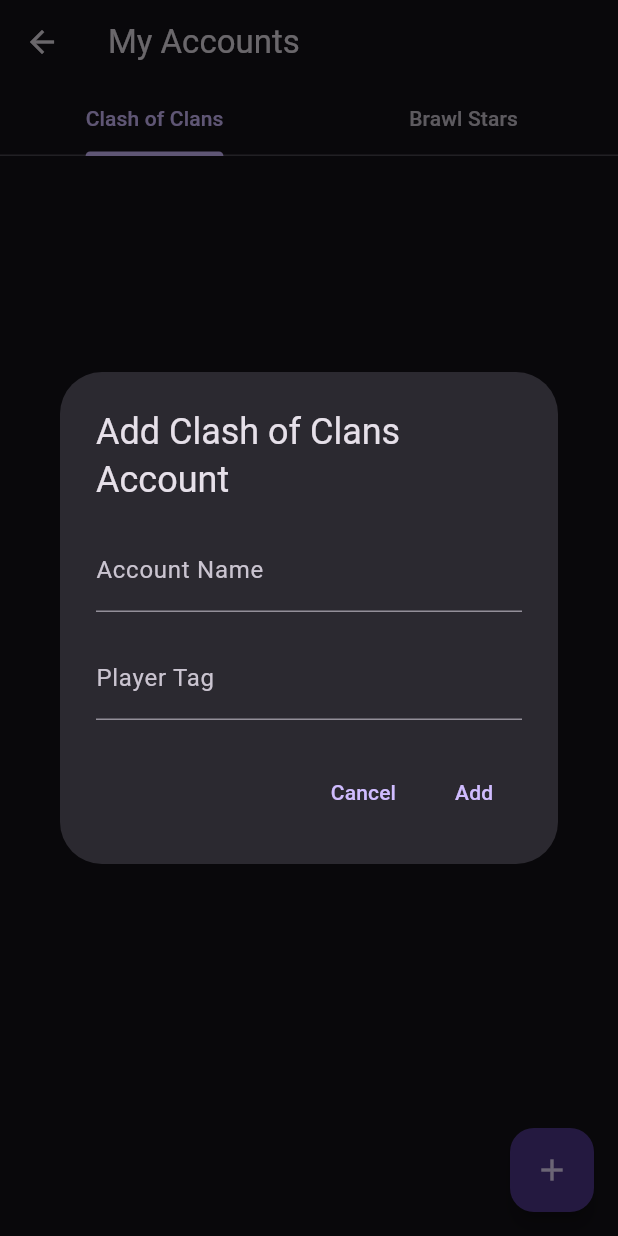
After one commit to Pen4o1/ClashOfClansMobileApp, a Flutter app: the AccountsScreen screen opened by its route, after a tap on "Add Account", on a phone screen of 412 x 824 dp. The commit adds this screen. Run offline on Flutter 3.47's test engine with Material 3 defaults, Android fonts, the phone set to English and light mode, and no system bars; our stand-ins replace shared_preferences; accounts and stored records are empty.

Commit message:
feat: Add accounts management for Clash of Clans and Brawl Stars
- Introduced `ApiConfig` for managing API base URLs.
- Updated main app routing to include accounts and brawl details screens.
- Created `AccountsScreen` for managing Clash of Clans and Brawl Stars accounts with add/delete functionality.
- Implemented `BrawlDetailsScreen` to display player details fetched from the Brawl API.
- Refactored `PlayerDetailsScreen` to support dynamic loading of player data.
- Added `CocApiService` and `BrawlApiService` for API interactions.
- Updated dependencies in `pubspec.yaml` and `pubspec.lock`.
- Modified macOS project files for compatibility with CocoaPods.

```diff
--- a/frontend/lib/main.dart
+++ b/frontend/lib/main.dart
@@ -1,6 +1,8 @@
 import 'package:flutter/material.dart';
 import 'screens/player_search_screen.dart';
 import 'screens/player_details_screen.dart';
+import 'screens/accounts_screen.dart';
+import 'screens/brawl_details_screen.dart';
 
 void main() {
   runApp(ClashProgressApp());
@@ -10,12 +12,14 @@
   @override
   Widget build(BuildContext context) {
     return MaterialApp(
-      title: 'Clash Tracker',
+      title: 'Game Tracker',
       theme: ThemeData.dark(),
-      initialRoute: '/',
+      initialRoute: '/accounts',
       routes: {
-        '/': (context) => PlayerSearchScreen(),
+        '/accounts': (context) => AccountsScreen(),
+        '/search': (context) => PlayerSearchScreen(),
         '/player-details': (context) => PlayerDetailsScreen(),
+        '/brawl-details': (context) => BrawlDetailsScreen(),
       },
     );
   }
--- /dev/null
+++ b/frontend/lib/screens/accounts_screen.dart
@@ -0,0 +1,227 @@
+import 'package:flutter/material.dart';
+import 'package:shared_preferences/shared_preferences.dart';
+import 'dart:convert';
+
+class AccountsScreen extends StatefulWidget {
+  @override
+  _AccountsScreenState createState() => _AccountsScreenState();
+}
+
+class _AccountsScreenState extends State<AccountsScreen> {
+  List<Map<String, dynamic>> cocAccounts = [];
+  List<Map<String, dynamic>> brawlAccounts = [];
+  bool isLoading = true;
+
+  @override
+  void initState() {
+    super.initState();
+    _loadAccounts();
+  }
+
+  Future<void> _loadAccounts() async {
+    final prefs = await SharedPreferences.getInstance();
+    setState(() {
+      cocAccounts = List<Map<String, dynamic>>.from(
+        jsonDecode(prefs.getString('coc_accounts') ?? '[]')
+            .map((x) => Map<String, dynamic>.from(x))
+      );
+      brawlAccounts = List<Map<String, dynamic>>.from(
+        jsonDecode(prefs.getString('brawl_accounts') ?? '[]')
+            .map((x) => Map<String, dynamic>.from(x))
+      );
+      isLoading = false;
+    });
+  }
+
+  Future<void> _saveAccounts() async {
+    final prefs = await SharedPreferences.getInstance();
+    await prefs.setString('coc_accounts', jsonEncode(cocAccounts));
+    await prefs.setString('brawl_accounts', jsonEncode(brawlAccounts));
+  }
+
+  Future<void> _addAccount(String game) async {
+    final TextEditingController nameController = TextEditingController();
+    final TextEditingController tagController = TextEditingController();
+
+    await showDialog(
+      context: context,
+      builder: (context) => AlertDialog(
+        title: Text('Add ${game == 'coc' ? 'Clash of Clans' : 'Brawl Stars'} Account'),
+        content: Column(
+          mainAxisSize: MainAxisSize.min,
+          children: [
+            TextField(
+              controller: nameController,
+              decoration: InputDecoration(
+                labelText: 'Account Name',
+                hintText: 'Enter a name for this account',
+              ),
+            ),
+            SizedBox(height: 16),
+            TextField(
+              controller: tagController,
+              decoration: InputDecoration(
+                labelText: 'Player Tag',
+                hintText: 'Enter player tag (e.g., 2RR28G9J)',
+              ),
+              textCapitalization: TextCapitalization.characters,
+            ),
+          ],
+        ),
+        actions: [
+          TextButton(
+            onPressed: () => Navigator.pop(context),
+            child: Text('Cancel'),
+          ),
+          TextButton(
+            onPressed: () {
+              if (nameController.text.isNotEmpty && tagController.text.isNotEmpty) {
+                setState(() {
+                  if (game == 'coc') {
+                    cocAccounts.add({
+                      'name': nameController.text,
+                      'tag': tagController.text.replaceAll('#', ''),
+                    });
+                  } else {
+                    brawlAccounts.add({
+                      'name': nameController.text,
+                      'tag': tagController.text.replaceAll('#', ''),
+                    });
+                  }
+                });
+                _saveAccounts();
+                Navigator.pop(context);
+              }
+            },
+            child: Text('Add'),
+          ),
+        ],
+      ),
+    );
+  }
+
+  Future<void> _deleteAccount(String game, int index) async {
+    await showDialog(
+      context: context,
+      builder: (context) => AlertDialog(
+        title: Text('Delete Account'),
+        content: Text('Are you sure you want to delete this account?'),
+        actions: [
+          TextButton(
+            onPressed: () => Navigator.pop(context),
+            child: Text('Cancel'),
+          ),
+          TextButton(
+            onPressed: () {
+              setState(() {
+                if (game == 'coc') {
+                  cocAccounts.removeAt(index);
+                } else {
+                  brawlAccounts.removeAt(index);
+                }
+              });
+              _saveAccounts();
+              Navigator.pop(context);
+            },
+            child: Text('Delete'),
+          ),
+        ],
+      ),
+    );
+  }
+
+  @override
+  Widget build(BuildContext context) {
+    if (isLoading) {
+      return Scaffold(
+        appBar: AppBar(title: Text('My Accounts')),
+        body: Center(child: CircularProgressIndicator()),
+      );
+    }
+
+    return DefaultTabController(
+      length: 2,
+      child: Scaffold(
+        appBar: AppBar(
+          title: Text('My Accounts'),
+          bottom: TabBar(
+            tabs: [
+              Tab(text: 'Clash of Clans'),
+              Tab(text: 'Brawl Stars'),
+            ],
+          ),
+        ),
+        body: TabBarView(
+          children: [
+            _buildAccountsList('coc'),
+            _buildAccountsList('brawl'),
+          ],
+        ),
+        floatingActionButton: FloatingActionButton(
+          onPressed: () => _addAccount(
+            DefaultTabController.of(context).index == 0 ? 'coc' : 'brawl',
+          ),
+          child: Icon(Icons.add),
+        ),
+      ),
+    );
+  }
+
+  Widget _buildAccountsList(String game) {
+    final accounts = game == 'coc' ? cocAccounts : brawlAccounts;
+
+    if (accounts.isEmpty) {
+      return Center(
+        child: Column(
+          mainAxisAlignment: MainAxisAlignment.center,
+          children: [
+            Icon(
+              game == 'coc' ? Icons.shield : Icons.sports_esports,
+              size: 64,
+              color: Colors.grey,
+            ),
+            SizedBox(height: 16),
+            Text(
+              'No ${game == 'coc' ? 'Clash of Clans' : 'Brawl Stars'} accounts added',
+              style: TextStyle(color: Colors.grey),
+            ),
+            SizedBox(height: 8),
+            TextButton(
+              onPressed: () => _addAccount(game),
+              child: Text('Add Account'),
+            ),
+          ],
+        ),
+      );
+    }
+
+    return ListView.builder(
+      itemCount: accounts.length,
+      itemBuilder: (context, index) {
+        final account = accounts[index];
+        return Card(
+          margin: EdgeInsets.symmetric(horizontal: 16, vertical: 8),
+          child: ListTile(
+            leading: Icon(
+              game == 'coc' ? Icons.shield : Icons.sports_esports,
+              size: 32,
+            ),
+            title: Text(account['name']),
+            subtitle: Text('#${account['tag']}'),
+            trailing: IconButton(
+              icon: Icon(Icons.delete),
+              onPressed: () => _deleteAccount(game, index),
+            ),
+            onTap: () {
+              Navigator.pushNamed(
+                context,
+                game == 'coc' ? '/player-details' : '/brawl-details',
+                arguments: account,
+              );
+            },
+          ),
+        );
+      },
+    );
+  }
+}
--- a/frontend/lib/services/api_service.dart
+++ b/frontend/lib/services/api_service.dart
@@ -1,15 +1,13 @@
 import 'dart:convert';
 import 'package:http/http.dart' as http;
-import 'dart:io' show Platform;
 
 class ApiService {
-  // For iOS simulator, we use localhost
   static const String baseUrl = 'http://localhost:3000';
 
   static Future<Map<String, dynamic>> getPlayer(String tag) async {
     try {
       final encodedTag = Uri.encodeComponent(tag);
-      final response = await http.get(Uri.parse('$baseUrl/api/player/$encodedTag'));
+      final response = await http.get(Uri.parse('$baseUrl/api/coc/player/$encodedTag'));
 
       if (response.statusCode == 200) {
         return jsonDecode(response.body);
```
Also changed, not shown: frontend/lib/config/api_config.dart (added, +7 -0 lines), frontend/lib/screens/brawl_details_screen.dart (added, +189 -0 lines), frontend/lib/screens/player_details_screen.dart (+101 -15 lines), frontend/lib/services/brawl_api_service.dart (added, +68 -0 lines), frontend/lib/services/coc_api_service.dart (added, +68 -0 lines), frontend/pubspec.yaml (+5 -4 lines), frontend/pubspec.lock, 14 other files.
